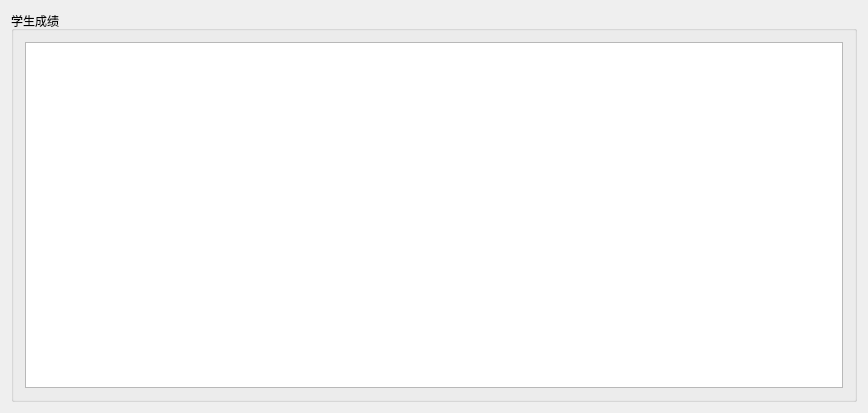
Before: the Qt Designer form ExamSystem/ScoreReport.ui in ChenjunYing/examsystem, drawn with Qt 5.
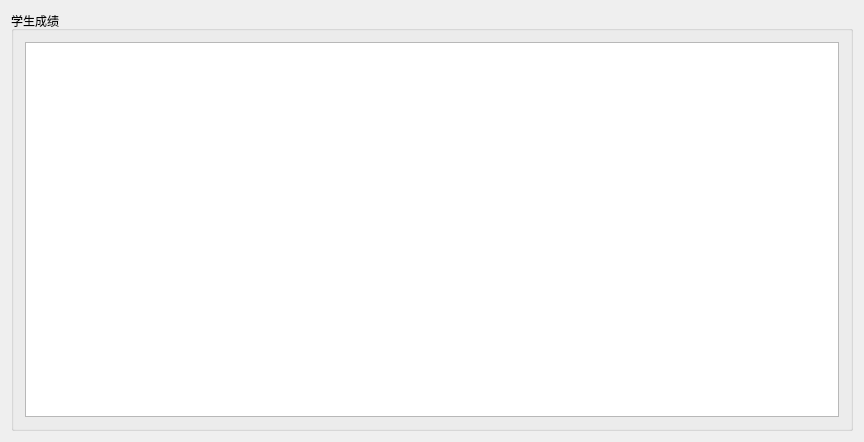
After: the same form once the commit is applied.

Diff of the .ui file:
```diff
--- a/ExamSystem/ScoreReport.ui
+++ b/ExamSystem/ScoreReport.ui
@@ -6,8 +6,8 @@
    <rect>
 	<x>0</x>
 	<y>0</y>
-	<width>868</width>
-	<height>413</height>
+    <width>864</width>
+    <height>442</height>
    </rect>
   </property>
   <property name="windowTitle">
```
Left out of the diff: 2 changed lines with no effect on the pictures. Lines whose indentation alone changed are shown as unchanged.
